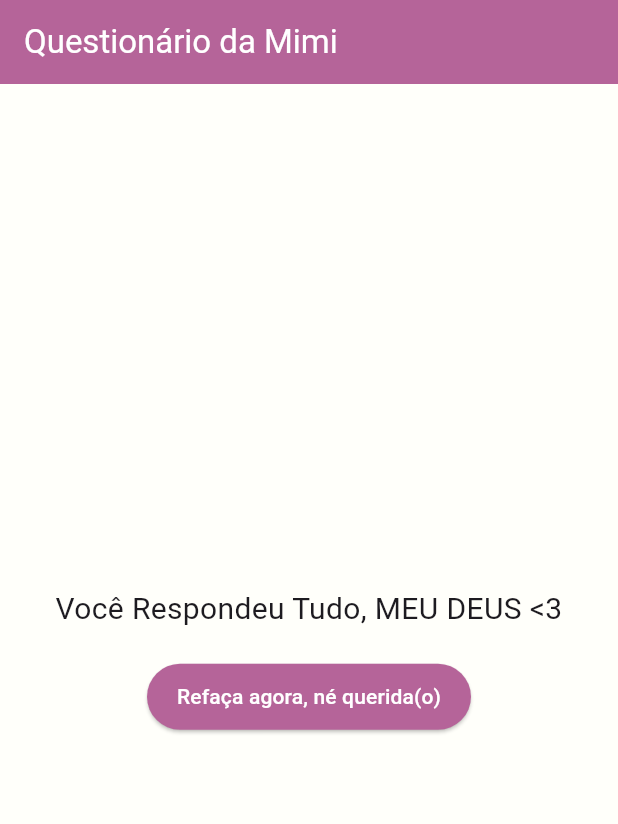
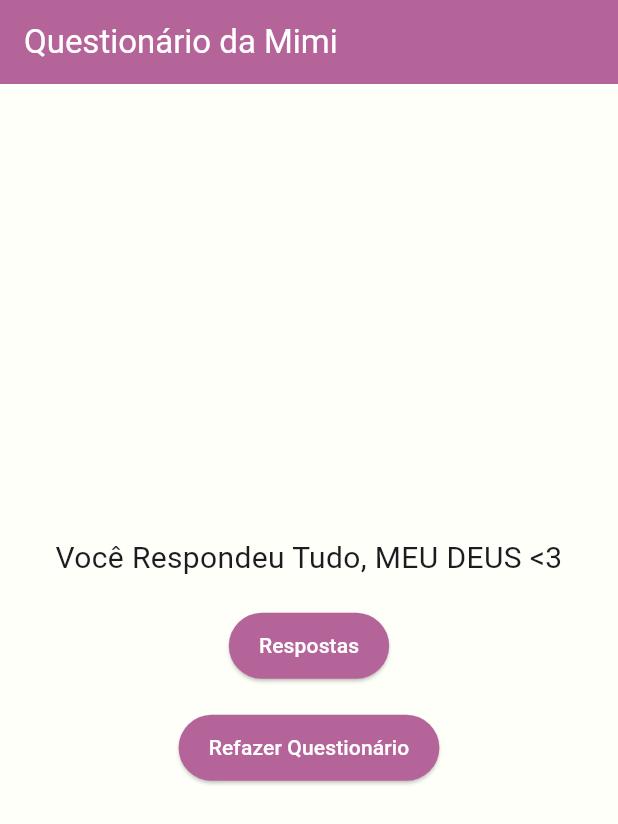
Before and after one commit to mirella-alcantara/questionario_interativo, a Flutter app: the screen it shows after launch, after a tap on "Preto", after a tap on "Leão", after a tap on "Feliz", on a phone screen of 412 x 824 dp. Shown: the top 824 px of the screen. Run offline on Flutter 3.47's test engine with Material 3 defaults, Android fonts, the phone set to English and light mode, and no system bars.

Commit message:
Refatoração para incluir tela de respostas

```diff
--- a/lib/main.dart
+++ b/lib/main.dart
@@ -1,40 +1,52 @@
 import 'package:flutter/material.dart';
+import 'package:projeto_perguntas/respostas.dart';
 import './questao.dart';
 import 'botao.dart';
 
-void main() => runApp(PerguntaApp());
+void main() => runApp(MyApp());
+
+class MyApp extends StatelessWidget {
+  @override
+  Widget build(BuildContext context) {
+    return MaterialApp(debugShowCheckedModeBanner: false, home: PerguntaApp());
+  }
+}
 
 class PerguntaApp extends StatefulWidget {
   @override
-  _PerguntaAppState createState() => _PerguntaAppState();
+  State<PerguntaApp> createState() => _PerguntaAppState();
 }
 
 class _PerguntaAppState extends State<PerguntaApp> {
   var _perguntaSelecionada = 0;
 
-  void _responder() {
+  List<Map<String, Object>> perguntas = [
+    {
+      'text': 'Qual é a sua cor favorita?',
+      'respostas': ['Preto', 'Rosa', 'Verde', 'Amarelo'],
+      'respostaUsuario': '',
+    },
+    {
+      'text': 'Qual é o seu animal favorito?',
+      'respostas': ['Gato', 'Leão', 'Cobra', 'Elefante'],
+      'respostaUsuario': '',
+    },
+    {
+      'text': 'Qual é a melhor fase do seu namorado?',
+      'respostas': ['Feliz', 'Triste', 'Bravo', 'Todas'],
+      'respostaUsuario': '',
+    },
+  ];
+
+  void _responder(String resposta) {
     setState(() {
+      perguntas[_perguntaSelecionada]['respostaUsuario'] = resposta;
       _perguntaSelecionada++;
     });
   }
 
   @override
   Widget build(BuildContext context) {
-    final List<Map<String, Object>> perguntas = [
-      {
-        'text': 'Qual é a sua cor favorita?',
-        'respostas': ['Preto', 'Rosa', 'Verde', 'Amarelo'],
-      },
-      {
-        'text': 'Qual é o seu animal favorito?',
-        'respostas': ['Gato', 'Leão', 'Cobra', 'Elefante'],
-      },
-      {
-        'text': 'Qual é a melhor fase do seu namorado?',
-        'respostas': ['Feliz', 'Triste', 'Bravo', 'Todas'],
-      },
-    ];
-
     return MaterialApp(
       home: Scaffold(
         backgroundColor: Color(0xFFFFFffa),
@@ -57,8 +69,34 @@ class _PerguntaAppState extends State<PerguntaApp> {
                       SizedBox(height: 20),
                       ElevatedButton(
                         onPressed: () {
+                          Navigator.of(context).push(
+                            MaterialPageRoute(
+                              builder:
+                                  (context) =>
+                                      TelaRespostas(perguntas: perguntas),
+                            ),
+                          );
+                        },
+                        style: ElevatedButton.styleFrom(
+                          backgroundColor: Color(0xFFB56499),
+                          padding: EdgeInsets.symmetric(
+                            horizontal: 20,
+                            vertical: 12,
+                          ),
+                        ),
+                        child: Text(
+                          'Respostas',
+                          style: TextStyle(color: Colors.white),
+                        ),
+                      ),
+                      SizedBox(height: 20),
+                      ElevatedButton(
+                        onPressed: () {
                           setState(() {
                             _perguntaSelecionada = 0;
+                            for (var pergunta in perguntas) {
+                              pergunta['respostaUsuario'] = '';
+                            }
                           });
                         },
                         style: ElevatedButton.styleFrom(
@@ -69,7 +107,7 @@ class _PerguntaAppState extends State<PerguntaApp> {
                           ),
                         ),
                         child: Text(
-                          'Refaça agora, né querida(o)',
+                          'Refazer Questionário',
                           style: TextStyle(color: Colors.white),
                         ),
                       ),
@@ -85,7 +123,9 @@ class _PerguntaAppState extends State<PerguntaApp> {
                         .map((resposta) {
                           return MeuBotao(
                             titulo: resposta,
-                            onPressed: _responder,
+                            onPressed: () {
+                              _responder(resposta);
+                            },
                             color: Color.fromARGB(28, 153, 132, 145),
                             largura: double.infinity,
                             style: ElevatedButton.styleFrom(),
```
Also changed, not shown: lib/respostas.dart (added, +29 -0 lines), 1 other file.
